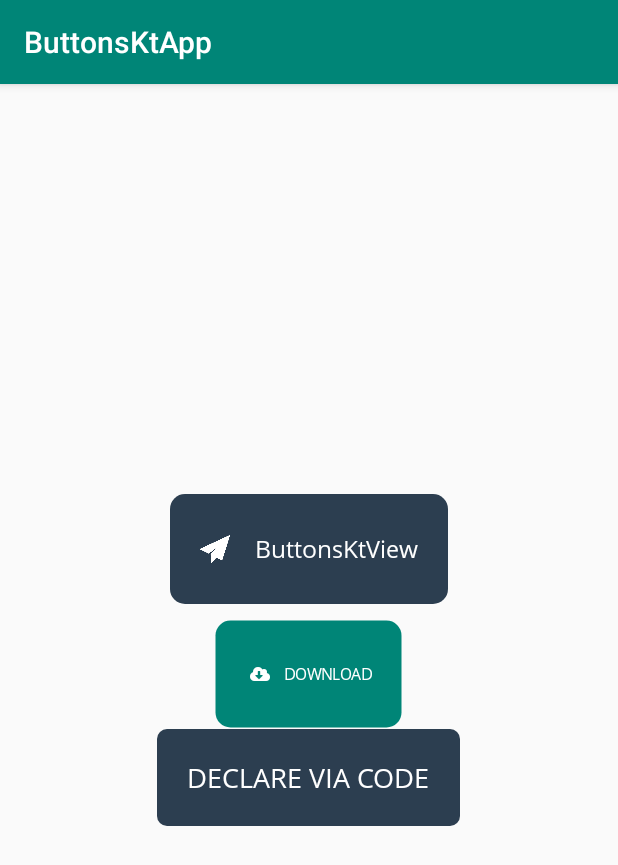
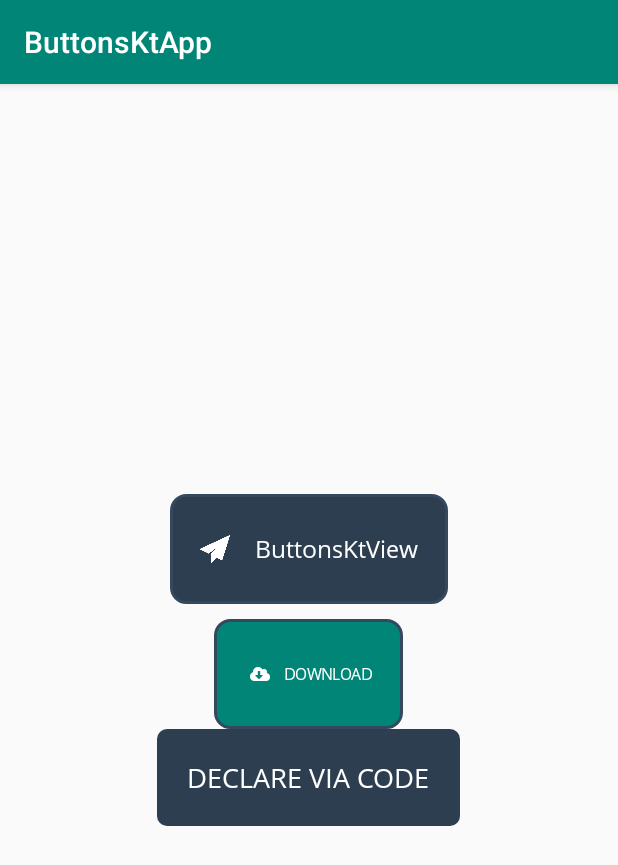
Before and after one commit to joshuadeguzman/ButtonsKt, an Android app: the screen it shows after launch (MainActivity), on a phone screen of 412 x 824 dp. Shown: the top 865 px of the screen. Run offline under Robolectric (Android 15) with nearby library versions, the phone set to English and light mode, and no system bars.

Commit message:
Update border fixes. Update readme notice.

```diff
--- a/app/build.gradle
+++ b/app/build.gradle
@@ -24,7 +24,7 @@ android {
 
 dependencies {
     implementation fileTree(dir: 'libs', include: ['*.jar'])
-    implementation"org.jetbrains.kotlin:kotlin-stdlib-jdk7:$kotlin_version"
+    implementation "org.jetbrains.kotlin:kotlin-stdlib-jdk7:$kotlin_version"
     implementation 'com.android.support:appcompat-v7:27.1.1'
     implementation 'com.android.support.constraint:constraint-layout:1.1.2'
     testImplementation 'junit:junit:4.12'
--- a/app/src/main/res/layout/activity_main.xml
+++ b/app/src/main/res/layout/activity_main.xml
@@ -13,8 +13,9 @@
         android:layout_width="wrap_content"
         android:layout_height="wrap_content"
         android:textAlignment="center"
+        app:bkt_borderWidth="2dp"
         app:bkt_defaultFont="opensans_regular"
-        app:bkt_iconDrawable="@drawable/ic_sample"/>
+        app:bkt_iconDrawable="@drawable/ic_sample" />
 
     <io.jmdg.buttonskt.ButtonsKtView
         android:id="@+id/bkt_demo_xml_2"
--- a/buttonskt/build.gradle
+++ b/buttonskt/build.gradle
@@ -5,11 +5,11 @@ apply plugin: 'com.github.dcendents.android-maven'
 group = 'io.jmdg'
 
 android {
-    compileSdkVersion 27
+    compileSdkVersion 28
 
     defaultConfig {
-        minSdkVersion 9
-        targetSdkVersion 27
+        minSdkVersion 16
+        targetSdkVersion 28
         versionCode 1
         versionName "1.0"
         testInstrumentationRunner "android.support.test.runner.AndroidJUnitRunner"
--- a/buttonskt/src/main/java/io/jmdg/buttonskt/ButtonsKtView.kt
+++ b/buttonskt/src/main/java/io/jmdg/buttonskt/ButtonsKtView.kt
@@ -144,6 +144,7 @@ class ButtonsKtView : LinearLayout {
             cornerRadiusBottomRight = typedArray.getDimension(R.styleable.ButtonsKtView_bkt_cornerRadiusBottomRight, ResolutionUtil.dpToPx(context, config.cornerRadiusBottomRight).toFloat())
         }
 
+        this.isEnabled = isEnabled
         renderBackground()
     }
 
@@ -178,9 +179,8 @@ class ButtonsKtView : LinearLayout {
         renderRadius(focusedDrawable)
         renderRadius(disabledDrawable)
 
-        renderBorder(defaultDrawable)
-        renderBorder(disabledDrawable)
-
+        renderBorder(defaultDrawable, false)
+        renderBorder(disabledDrawable, true)
 
         defaultDrawable.setColor(config.defaultBackgroundColor)
         focusedDrawable.setColor(config.focusedBackgroundColor)
@@ -326,21 +326,21 @@ class ButtonsKtView : LinearLayout {
         }
     }
 
-    private fun renderBorder(gradientDrawable: GradientDrawable) {
+    private fun renderBorder(gradientDrawable: GradientDrawable, isDisabled: Boolean) {
         if (config.borderWidth > 0) {
+            if (isDisabled) {
+                gradientDrawable.setStroke(config.borderWidth, Color.TRANSPARENT)
+            } else {
                 val states = arrayOf(
                         intArrayOf(android.R.attr.state_pressed),
                         intArrayOf(android.R.attr.state_focused),
                         intArrayOf(android.R.attr.enabled),
                         intArrayOf(-android.R.attr.state_pressed))
-
-            val color = intArrayOf(config.focusedBorderColor, config.focusedBorderColor, config.defaultBorderColor, config.disabledBorderColor)
+                val colors = intArrayOf(config.focusedBorderColor, config.focusedBorderColor, config.defaultBorderColor, config.defaultBorderColor)
                 if (Build.VERSION.SDK_INT >= Build.VERSION_CODES.LOLLIPOP) {
-                gradientDrawable.setStroke(config.borderWidth, ColorStateList(states, color))
+                    gradientDrawable.setStroke(config.borderWidth, ColorStateList(states, colors))
                 } else {
                     gradientDrawable.setStroke(config.borderWidth, config.defaultBorderColor)
-                if (!config.isEnabled) {
-                    gradientDrawable.setStroke(config.borderWidth, Color.TRANSPARENT)
                 }
             }
         }
```
Also changed, not shown: 1 other file. Lines whose indentation alone changed are shown as unchanged.
